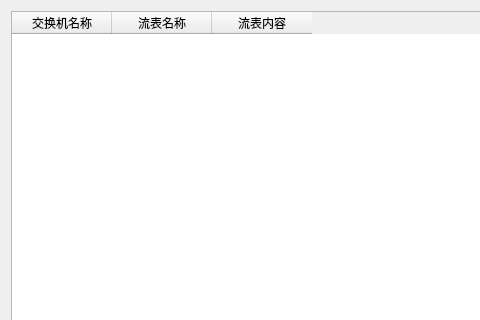
Qt form SDNNet/showflowsdialog.ui (Deerdev/SDNTopology) before a commit; both pictures show x 0 to 480 and y 0 to 320 of the 805 by 439 pixel window.
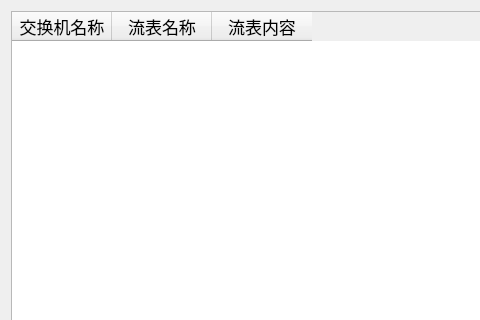
The same form after that commit.

```diff
--- a/SDNNet/showflowsdialog.ui
+++ b/SDNNet/showflowsdialog.ui
@@ -16,6 +16,12 @@
   <layout class="QGridLayout" name="gridLayout">
    <item row="0" column="0">
     <widget class="QTableWidget" name="flowShowWidget">
+     <property name="font">
+      <font>
+       <family>Ubuntu Mono</family>
+       <pointsize>13</pointsize>
+      </font>
+     </property>
      <column>
       <property name="text">
        <string>交换机名称</string>
```
